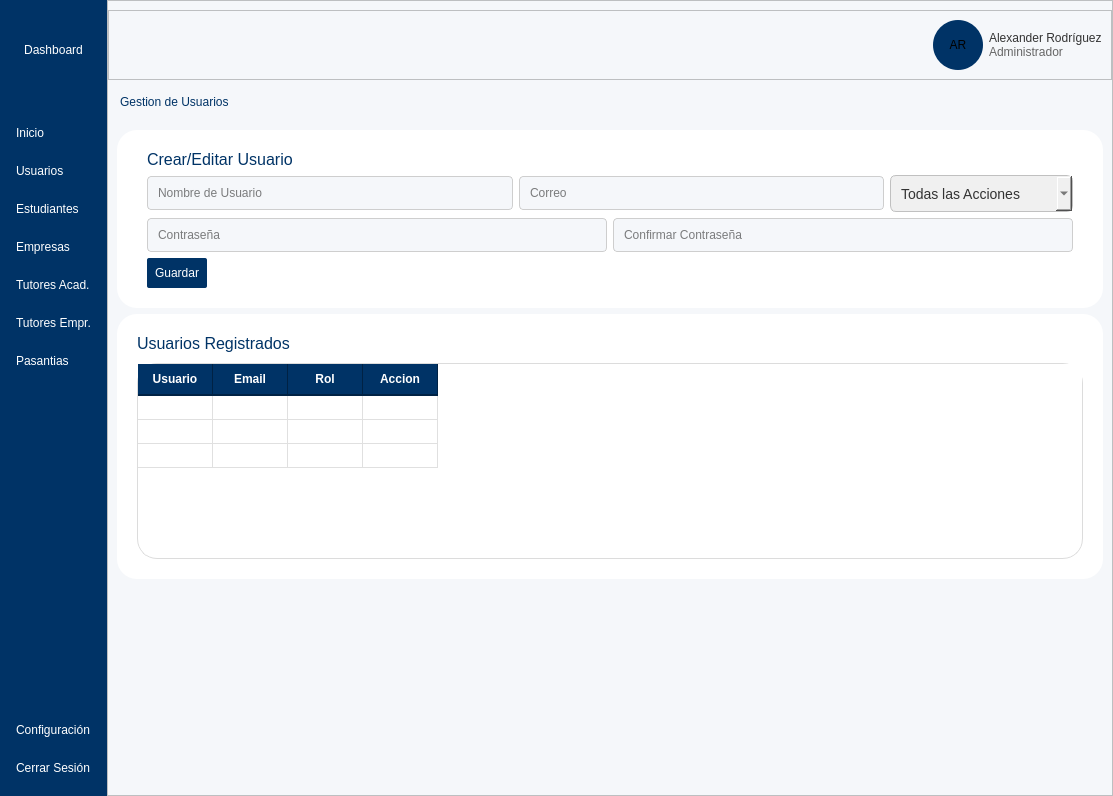
The window that UI/menu.ui (AlexING-7/Gestion_Pasantes) describes before a commit, drawn with Qt 5.
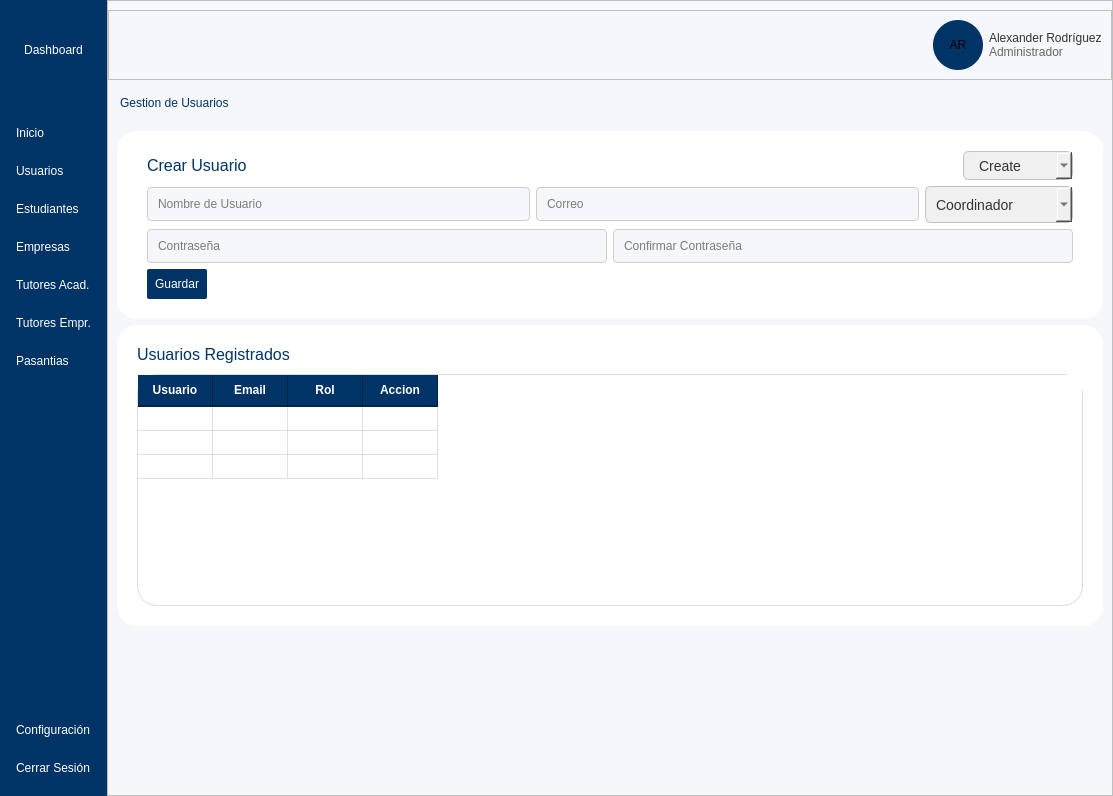
The same window after the commit. The open tabs and pages were chosen to show the change. Icons and pictures are not drawn.

Diff of the .ui file:
```diff
--- a/UI/menu.ui
+++ b/UI/menu.ui
@@ -456,7 +456,7 @@
          <number>0</number>
         </property>
         <property name="currentIndex">
-         <number>2</number>
+         <number>6</number>
         </property>
         <widget class="QWidget" name="Pag1_Inicio">
          <property name="enabled">
@@ -942,7 +942,7 @@
          </layout>
         </widget>
         <widget class="QWidget" name="Pag2_Usuarios">
-         <layout class="QVBoxLayout" name="verticalLayout_140" stretch="1,2,23,0">
+         <layout class="QVBoxLayout" name="verticalLayout_140" stretch="1,2,10,5">
           <item>
            <widget class="QLabel" name="label_30">
             <property name="styleSheet">
@@ -1001,40 +1001,96 @@
               <number>20</number>
              </property>
              <item>
-              <widget class="QLabel" name="label_146">
-               <property name="font">
-                <font>
-                 <pointsize>12</pointsize>
-                 <fontweight>DemiBold</fontweight>
-                </font>
-               </property>
-               <property name="styleSheet">
-                <string notr="true">color: rgb(0, 51, 102);
+              <layout class="QHBoxLayout" name="horizontalLayout_76">
+               <item>
+                <widget class="QLabel" name="labelCrearEditarUser">
+                 <property name="font">
+                  <font>
+                   <pointsize>12</pointsize>
+                   <fontweight>DemiBold</fontweight>
+                  </font>
+                 </property>
+                 <property name="styleSheet">
+                  <string notr="true">color: rgb(0, 51, 102);
 background-color:transparent;</string>
-               </property>
-               <property name="text">
-                <string>Crear/Editar Usuario</string>
-               </property>
-              </widget>
+                 </property>
+                 <property name="text">
+                  <string>Crear Usuario</string>
+                 </property>
+                </widget>
+               </item>
+               <item>
+                <spacer name="horizontalSpacer_17">
+                 <property name="orientation">
+                  <enum>Qt::Orientation::Horizontal</enum>
+                 </property>
+                 <property name="sizeHint" stdset="0">
+                  <size>
+                   <width>40</width>
+                   <height>20</height>
+                  </size>
+                 </property>
+                </spacer>
+               </item>
+               <item>
+                <widget class="QComboBox" name="comboAccionUser">
+                 <property name="styleSheet">
+                  <string notr="true">QComboBox {
+    background-color: #f0f0f0;
+    border: 1px solid #c0c0c0;
+    border-radius: 6px;
+    padding: 1px 15px;
+    padding-right: 30px; /* Espacio para la flecha */
+    font-size: 14px;
+    color: #333333;
+    min-height: 25px;
+}
+
+QComboBox QAbstractItemView {
+	color:#333333;
+    background-color: #ffffff;
+    border: 1px solid #c0c0c0;
+    selection-background-color: #0078d7; /* Color de selección azul */
+    selection-color: #ffffff;
+    outline: 0; /* Quita la línea punteada al seleccionar */
+    border-radius: 0px 0px 6px 6px;
+}</string>
+                 </property>
+                 <property name="editable">
+                  <bool>false</bool>
+                 </property>
+                 <item>
+                  <property name="text">
+                   <string>Create</string>
+                  </property>
+                 </item>
+                 <item>
+                  <property name="text">
+                   <string>Update</string>
+                  </property>
+                 </item>
+                </widget>
+               </item>
+              </layout>
              </item>
              <item>
               <layout class="QHBoxLayout" name="horizontalLayout_54">
                <item>
-                <widget class="QLineEdit" name="lineEdit_18">
+                <widget class="QLineEdit" name="username_input">
                  <property name="placeholderText">
                   <string>Nombre de Usuario</string>
                  </property>
                 </widget>
                </item>
                <item>
-                <widget class="QLineEdit" name="lineEdit_26">
+                <widget class="QLineEdit" name="correo_input">
                  <property name="placeholderText">
                   <string>Correo</string>
                  </property>
                 </widget>
                </item>
                <item>
-                <widget class="QComboBox" name="comboBox_2">
+                <widget class="QComboBox" name="rol_input">
                  <property name="styleSheet">
                   <string notr="true">QComboBox {
     background-color: #f0f0f0;
@@ -1045,24 +1101,29 @@
     font-size: 14px;
     color: #333333;
     min-height: 25px;
+}
+
+QComboBox QAbstractItemView {
+	color:#333333;
+    background-color: #ffffff;
+    border: 1px solid #c0c0c0;
+    selection-background-color: #0078d7; /* Color de selección azul */
+    selection-color: #ffffff;
+    outline: 0; /* Quita la línea punteada al seleccionar */
+    border-radius: 0px 0px 6px 6px;
 }</string>
                  </property>
                  <property name="placeholderText">
-                  <string>Todas las Acciones</string>
+                  <string/>
                  </property>
                  <item>
                   <property name="text">
-                   <string>Update</string>
+                   <string>Coordinador</string>
                   </property>
                  </item>
                  <item>
                   <property name="text">
-                   <string>Create</string>
-                  </property>
-                 </item>
-                 <item>
-                  <property name="text">
-                   <string>Delete</string>
+                   <string>Administrador</string>
                   </property>
                  </item>
                 </widget>
@@ -1072,14 +1133,20 @@
              <item>
               <layout class="QHBoxLayout" name="horizontalLayout_55">
                <item>
-                <widget class="QLineEdit" name="lineEdit_24">
+                <widget class="QLineEdit" name="password_input">
+                 <property name="echoMode">
+                  <enum>QLineEdit::EchoMode::Password</enum>
+                 </property>
                  <property name="placeholderText">
                   <string>Contraseña</string>
                  </property>
                 </widget>
                </item>
                <item>
-                <widget class="QLineEdit" name="lineEdit_27">
+                <widget class="QLineEdit" name="confirmarPassword_input">
+                 <property name="echoMode">
+                  <enum>QLineEdit::EchoMode::Password</enum>
+                 </property>
                  <property name="placeholderText">
                   <string>Confirmar Contraseña</string>
                  </property>
@@ -1090,7 +1157,7 @@
              <item>
               <layout class="QHBoxLayout" name="horizontalLayout_72">
                <item>
-                <widget class="QPushButton" name="pushButton_5">
+                <widget class="QPushButton" name="usuarios_btnGuardar">
                  <property name="styleSheet">
                   <string notr="true">QPushButton{
 	background-color: rgb(0, 51, 102);
@@ -1172,7 +1239,7 @@
               </widget>
              </item>
              <item>
-              <widget class="QTableWidget" name="tablaUser">
+              <widget class="QTableWidget" name="tabla_users">
                <property name="enabled">
                 <bool>true</bool>
                </property>
@@ -3192,7 +3259,7 @@
 	border-top-right-radius:5px;
 }
 
-#regresarButtonP_4{
+#regresarButtonEmp{
 background-color:#1a4775;
 color:#fff;
 padding: 8px;
@@ -6289,7 +6356,7 @@
              <string notr="true"/>
             </property>
             <property name="currentIndex">
-             <number>2</number>
+             <number>1</number>
             </property>
             <widget class="QWidget" name="gestion_5">
              <property name="styleSheet">
```
